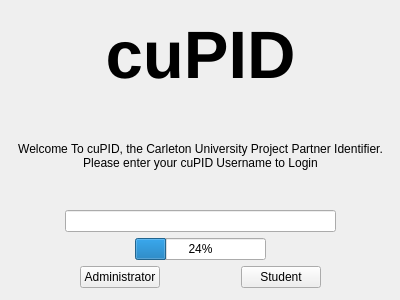
Above: loginform.ui from zcharli/carleton-student-project-partner-finder before the change. Below: the same form after it.
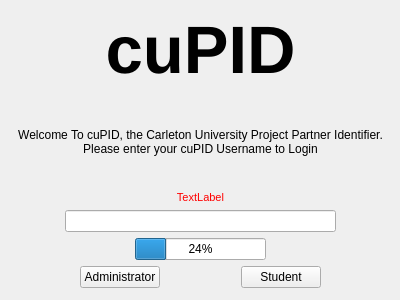
That is the form after the change.

The edit to the form file:
```diff
--- a/loginform.ui
+++ b/loginform.ui
@@ -62,6 +62,35 @@
       </property>
      </widget>
     </item>
+    <item>
+     <widget class="QLabel" name="eLabel">
+      <property name="sizePolicy">
+       <sizepolicy hsizetype="Preferred" vsizetype="Fixed">
+        <horstretch>0</horstretch>
+        <verstretch>0</verstretch>
+       </sizepolicy>
+      </property>
+      <property name="font">
+       <font>
+        <pointsize>8</pointsize>
+        <weight>50</weight>
+        <bold>false</bold>
+       </font>
+      </property>
+      <property name="styleSheet">
+       <string notr="true">color: rgb(255, 0, 0)</string>
+      </property>
+      <property name="text">
+       <string>TextLabel</string>
+      </property>
+      <property name="alignment">
+       <set>Qt::AlignCenter</set>
+      </property>
+      <property name="wordWrap">
+       <bool>true</bool>
+      </property>
+     </widget>
+    </item>
     <item>
      <layout class="QHBoxLayout" name="horizontalLayout_4">
       <item>
```
